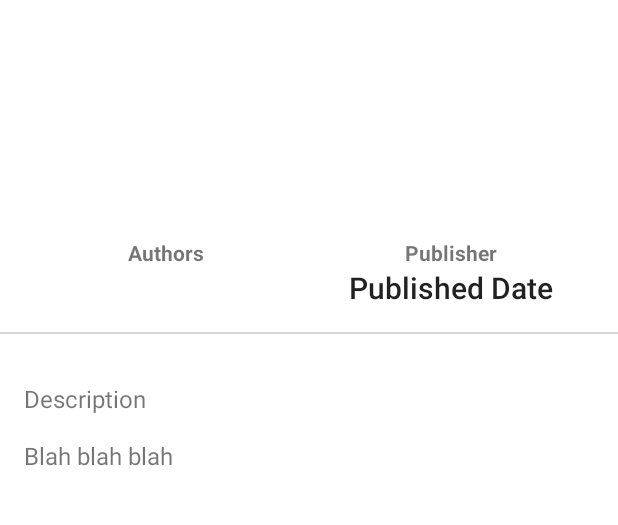
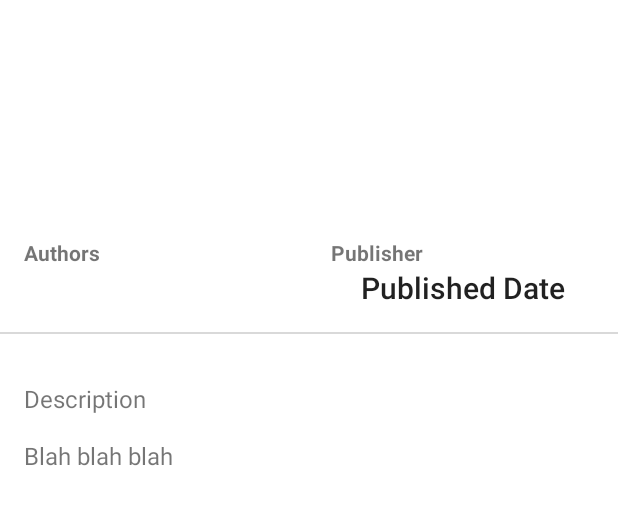
Before and after one commit to t-regbs/Books, an Android app: the layout fragment_book_detail.xml on its own in the app's theme, with its tools: preview values and no code run, on a phone screen of 412 x 824 dp, the part 164-689 px from its top. Run offline under Robolectric (Android 15) with nearby library versions, the phone set to English and light mode, and no system bars.

```diff
--- a/app/build.gradle
+++ b/app/build.gradle
@@ -16,8 +16,14 @@ android {
         testInstrumentationRunner "androidx.test.runner.AndroidJUnitRunner"
     }
     buildTypes {
+        debug {
+            buildConfigField 'String', "API_KEY", Books_ApiKey
+            resValue 'string', "api_key", Books_ApiKey
+        }
         release {
             minifyEnabled false
+            buildConfigField 'String', "API_KEY", Books_ApiKey
+            resValue 'string', "api_key", Books_ApiKey
             proguardFiles getDefaultProguardFile('proguard-android-optimize.txt'), 'proguard-rules.pro'
         }
     }
--- a/app/src/main/java/com/example/books/data/repository/BookBoundaryCallback.kt
+++ b/app/src/main/java/com/example/books/data/repository/BookBoundaryCallback.kt
@@ -3,13 +3,15 @@ package com.example.books.data.repository
 import androidx.lifecycle.LiveData
 import androidx.lifecycle.MutableLiveData
 import androidx.paging.PagedList
+import com.example.books.BuildConfig
 import com.example.books.data.api.BookService
 import com.example.books.data.api.searchBooks
 import com.example.books.data.db.BooksDao
 import com.example.books.data.model.Book
-import com.example.books.util.SpUtil.API_KEY
 import kotlinx.coroutines.*
 import timber.log.Timber
+
+private const val apiKey: String = BuildConfig.API_KEY
 
 class BookBoundaryCallback(
     private val title: String = "",
@@ -68,7 +70,7 @@ class BookBoundaryCallback(
                 publisher,
                 "",
                 NETWORK_PAGE_SIZE,
-                API_KEY,
+                apiKey,
                 lastRequestedPage,
                 { books ->
                     booksDao.insert(books)
--- a/app/src/main/java/com/example/books/util/SpUtil.kt
+++ b/app/src/main/java/com/example/books/util/SpUtil.kt
@@ -5,7 +5,6 @@ import android.content.SharedPreferences
 import java.util.*
 
 object SpUtil {
-    const val API_KEY = "AIzaSyBxHmT9nFCp9n2uOHkS3Gcq2OO3zbxaMrw"
     const val PREF_NAME = "BooksPreferences"
     const val POSITION = "position"
     const val QUERY = "query"
--- a/app/src/main/res/layout/fragment_book_detail.xml
+++ b/app/src/main/res/layout/fragment_book_detail.xml
@@ -37,7 +37,7 @@
             android:layout_marginBottom="114dp"
             android:gravity="center"
             android:orientation="vertical"
-            app:layout_constraintTop_toTopOf="@id/profileCardContainer"
+            app:layout_constraintTop_toTopOf="parent"
             app:layout_constraintBottom_toBottomOf="@id/profileCardContainer"
             app:layout_constraintEnd_toEndOf="parent"
             app:layout_constraintStart_toStartOf="parent">
@@ -73,10 +73,11 @@
         <TextView
             android:id="@+id/tvAuthors"
             style="@style/TextAppearance.AppCompat.Small"
-            android:layout_width="wrap_content"
+            android:layout_width="0dp"
             android:layout_height="wrap_content"
             android:layout_marginStart="16dp"
             android:layout_marginTop="8dp"
+            android:layout_marginEnd="16dp"
             android:text="@{Book.volumeInfo.authors[0]}"
             android:textStyle="bold"
             app:layout_constraintEnd_toStartOf="@+id/guideline"
@@ -87,8 +88,9 @@
         <TextView
             android:id="@+id/tvPublisher"
             style="@style/TextAppearance.AppCompat.Small"
-            android:layout_width="wrap_content"
+            android:layout_width="0dp"
             android:layout_height="wrap_content"
+            android:layout_marginStart="16dp"
             android:layout_marginTop="8dp"
             android:layout_marginEnd="16dp"
             android:text="@{Book.volumeInfo.publisher}"
--- a/gradle.properties
+++ b/gradle.properties
@@ -17,3 +17,6 @@ org.gradle.jvmargs=-Xmx1536m
 android.useAndroidX=true
 # Automatically convert third-party libraries to use AndroidX
 android.enableJetifier=true
+# Kotlin code style for this project: "official" or "obsolete":
+kotlin.code.style=official
+Books_ApiKey="AIzaSyBxHmT9nFCp9n2uOHkS3Gcq2OO3zbxaMrw"
```
Also changed, not shown: 1 other file.
